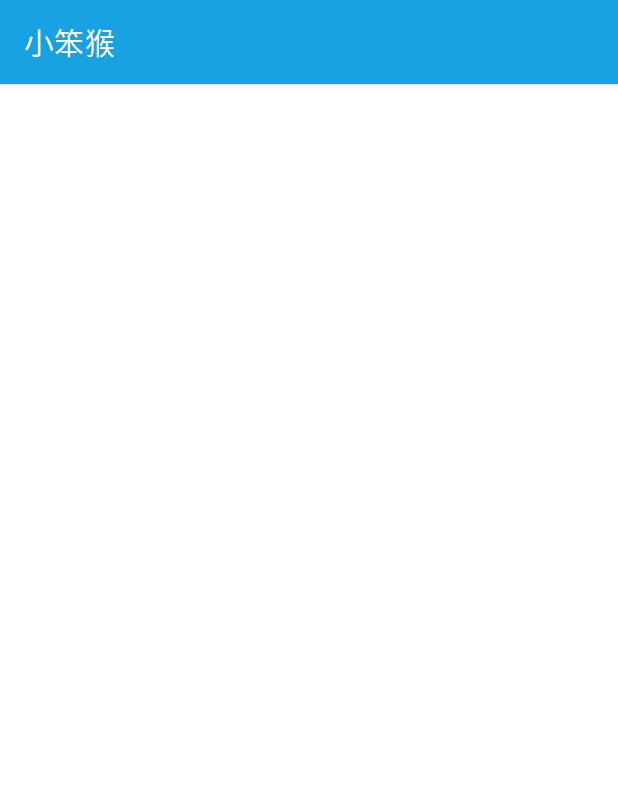
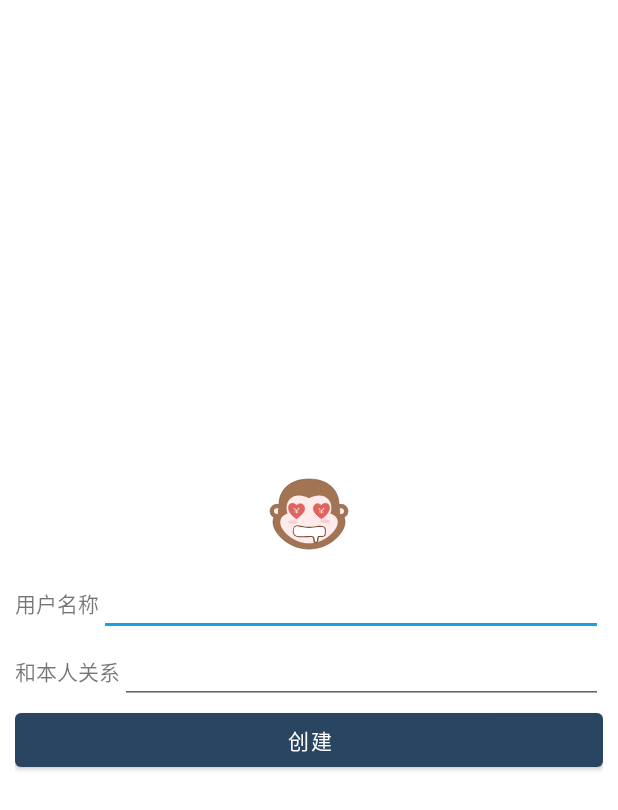
Before and after one commit to Nonoas/xbh_ledger, an Android app: the SignUpActivity screen opened directly, with no data from a screen before it, on a phone screen of 412 x 824 dp. Shown: the top 810 px of the screen. Run offline under Robolectric (Android 15) with nearby library versions, the light colour scheme and no system bars.

```diff
--- a/app/src/main/AndroidManifest.xml
+++ b/app/src/main/AndroidManifest.xml
@@ -20,7 +20,8 @@
         </activity>
         <activity
             android:name=".activity.SignUpActivity"
-            android:exported="true" />
+            android:exported="true"
+            android:theme="@style/Theme.XBH_Ledger.NoActionBar"/>
     </application>
 
 </manifest>
--- a/app/src/main/java/indi/nonoas/xbh/activity/SignUpActivity.java
+++ b/app/src/main/java/indi/nonoas/xbh/activity/SignUpActivity.java
@@ -1,15 +1,31 @@
 package indi.nonoas.xbh.activity;
 
+import android.content.Intent;
 import android.os.Bundle;
+import android.view.View;
+import android.view.Window;
 
 import androidx.appcompat.app.AppCompatActivity;
+
+import indi.nonoas.xbh.MainActivity;
 import indi.nonoas.xbh.R;
+import indi.nonoas.xbh.databinding.ActivitySignUpBinding;
 
 public class SignUpActivity extends AppCompatActivity {
+
+    private ActivitySignUpBinding binding;
 
     @Override
     protected void onCreate(Bundle savedInstanceState) {
         super.onCreate(savedInstanceState);
-        setContentView(R.layout.activity_sign_up);
+
+        requestWindowFeature(Window.FEATURE_NO_TITLE);
+        binding = ActivitySignUpBinding.inflate(getLayoutInflater());
+        setContentView(binding.getRoot());
+
+        binding.btnAdd.setOnClickListener(v -> {
+            startActivity(new Intent(SignUpActivity.this, MainActivity.class));
+        });
+
     }
 }
--- a/app/src/main/java/indi/nonoas/xbh/fragment/ui/acclist/AccListFragment.java
+++ b/app/src/main/java/indi/nonoas/xbh/fragment/ui/acclist/AccListFragment.java
@@ -70,8 +70,6 @@ public class AccListFragment extends Fragment {
         binding = FragmentAccListBinding.inflate(inflater, container, false);
 
         ListView lvAcc = binding.lvAcc;
-        lvAcc.setEmptyView(binding.tvEmpty);
-
         lvAcc.setAdapter(new MyAdapter());
 
         return binding.getRoot();
--- a/app/src/main/java/indi/nonoas/xbh/utils/AnimatorUtil.java
+++ b/app/src/main/java/indi/nonoas/xbh/utils/AnimatorUtil.java
@@ -9,9 +9,9 @@ import androidx.interpolator.view.animation.LinearOutSlowInInterpolator;
 
 public class AnimatorUtil {
 
-    private static LinearOutSlowInInterpolator FAST_OUT_SLOW_IN_INTERPOLATOR = new LinearOutSlowInInterpolator();
+    private static final LinearOutSlowInInterpolator FAST_OUT_SLOW_IN_INTERPOLATOR = new LinearOutSlowInInterpolator();
 
-    private static AccelerateInterpolator LINER_INTERPOLATOR = new AccelerateInterpolator();
+    private static final AccelerateInterpolator LINER_INTERPOLATOR = new AccelerateInterpolator();
 
 
     // 显示view
--- a/app/src/main/res/layout/activity_sign_up.xml
+++ b/app/src/main/res/layout/activity_sign_up.xml
@@ -1,9 +1,51 @@
 <?xml version="1.0" encoding="utf-8"?>
 <LinearLayout xmlns:android="http://schemas.android.com/apk/res/android"
-    xmlns:app="http://schemas.android.com/apk/res-auto"
     xmlns:tools="http://schemas.android.com/tools"
     android:layout_width="match_parent"
     android:layout_height="match_parent"
+    android:gravity="center"
+    android:orientation="vertical"
+    android:padding="@dimen/common_padding"
     tools:context=".activity.SignUpActivity">
 
+    <ImageView
+        android:layout_width="wrap_content"
+        android:layout_height="wrap_content"
+        android:src="@mipmap/ic_launcher_round"/>
+
+    <LinearLayout
+        android:layout_width="match_parent"
+        android:layout_height="wrap_content"
+        android:orientation="horizontal">
+
+        <TextView
+            android:layout_width="wrap_content"
+            android:layout_height="wrap_content"
+            android:text="用户名称" />
+
+        <EditText
+            android:layout_width="match_parent"
+            android:layout_height="wrap_content" />
+    </LinearLayout>
+
+    <LinearLayout
+        android:layout_width="match_parent"
+        android:layout_height="wrap_content"
+        android:orientation="horizontal">
+
+        <TextView
+            android:layout_width="wrap_content"
+            android:layout_height="wrap_content"
+            android:text="和本人关系" />
+
+        <EditText
+            android:layout_width="match_parent"
+            android:layout_height="wrap_content" />
+    </LinearLayout>
+
+    <Button
+        android:id="@+id/btn_add"
+        android:layout_width="match_parent"
+        android:layout_height="wrap_content"
+        android:text="创建" />
 </LinearLayout>
--- a/app/src/main/res/layout/app_bar_main.xml
+++ b/app/src/main/res/layout/app_bar_main.xml
@@ -10,6 +10,7 @@
         android:layout_width="match_parent"
         android:layout_height="180dp"
         android:paddingTop="20dp"
+        android:background="@drawable/img"
         android:theme="@style/Theme.XBH_Ledger.AppBarOverlay">
 
         <com.google.android.material.appbar.CollapsingToolbarLayout
@@ -33,6 +34,7 @@
         android:layout_width="match_parent"
         android:layout_height="match_parent"
         android:fillViewport="true"
+        android:descendantFocusability="blocksDescendants"
         app:layout_behavior="com.google.android.material.appbar.AppBarLayout$ScrollingViewBehavior">
 
         <androidx.fragment.app.FragmentContainerView
--- a/app/src/main/res/layout/fragment_stats.xml
+++ b/app/src/main/res/layout/fragment_stats.xml
@@ -1,10 +1,10 @@
 <?xml version="1.0" encoding="utf-8"?>
-<ScrollView xmlns:android="http://schemas.android.com/apk/res/android"
+<indi.nonoas.xbh.view.FlexibleScrollView xmlns:android="http://schemas.android.com/apk/res/android"
     xmlns:tools="http://schemas.android.com/tools"
     android:layout_width="match_parent"
     android:layout_height="match_parent"
     android:nestedScrollingEnabled="true"
-    android:overScrollMode="never"
+    android:overScrollMode="always"
     android:scrollbars="none"
     tools:context=".fragment.ui.stats.StatsFragment">
 
@@ -33,4 +33,4 @@
     </LinearLayout>
 
 
-</ScrollView>
+</indi.nonoas.xbh.view.FlexibleScrollView>
--- a/app/src/main/res/layout/item_acc.xml
+++ b/app/src/main/res/layout/item_acc.xml
@@ -9,6 +9,7 @@
         android:id="@+id/acc_item_container"
         android:layout_width="match_parent"
         android:layout_height="match_parent"
+        android:padding="@dimen/common_padding"
         android:layout_marginStart="@dimen/common_padding"
         android:layout_marginTop="@dimen/common_padding"
         android:layout_marginEnd="@dimen/common_padding"
--- a/app/src/main/res/values/style.xml
+++ b/app/src/main/res/values/style.xml
@@ -2,7 +2,7 @@
 <resources>
 
     <style name="actionbar_text_expand">
-        <item name="android:textSize">30sp</item>
+        <item name="android:textSize">25sp</item>
         <item name="android:textColor">@color/white</item>
     </style>
 
--- a/app/src/main/res/values/themes.xml
+++ b/app/src/main/res/values/themes.xml
@@ -2,8 +2,8 @@
     <!-- Base application theme. -->
     <style name="Theme.XBH_Ledger" parent="Theme.MaterialComponents.DayNight.DarkActionBar">
         <!-- Primary brand color. -->
-        <item name="colorPrimary">#19A2E1</item>
-        <item name="colorPrimaryVariant">@color/purple_700</item>
+        <item name="colorPrimary">#2A4562</item>
+        <item name="colorPrimaryVariant">#2A4562</item>
         <item name="colorOnPrimary">@color/white</item>
         <!-- Secondary brand color. -->
         <item name="colorSecondary">#19A2E1</item>
```
Also changed, not shown: app/src/main/java/indi/nonoas/xbh/MainActivity.java (+12 -3 lines), app/src/main/java/indi/nonoas/xbh/behavior/ScaleDownShowBehavior.java (+13 -9 lines), app/src/main/java/indi/nonoas/xbh/view/FlexibleScrollView.java (added, +51 -0 lines), app/src/main/java/indi/nonoas/xbh/view/WrapContentListView.java (added, +26 -0 lines), app/src/main/res/layout/fragment_acc_list.xml (+22 -10 lines), app/src/main/res/drawable/img.png (added).
